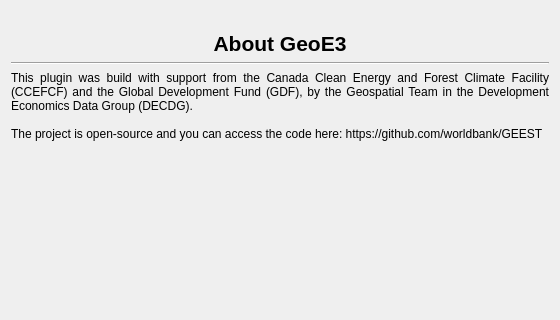
worldbank/GEEST, file geest/ui/credits_panel_base.ui: the form before one commit; both pictures show x 0 to 560 and y 0 to 320 of the 560 by 848 pixel window.
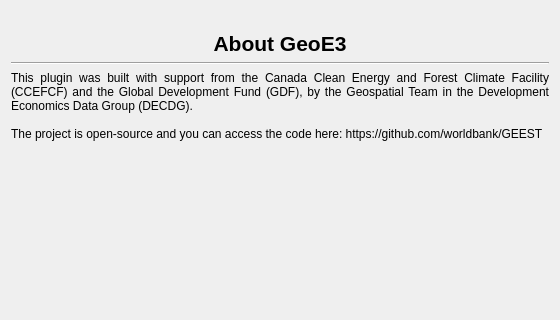
The form after the commit. Icons and pictures are not drawn.

Commit message: Check text changes Fixes #263

```diff
--- a/geest/ui/credits_panel_base.ui
+++ b/geest/ui/credits_panel_base.ui
@@ -197,7 +197,7 @@
           <string notr="true"/>
          </property>
          <property name="text">
-          <string>This plugin was build with support from the Canada Clean Energy and Forest Climate Facility (CCEFCF) and the Global Development Fund (GDF), by the Geospatial Team in the Development Economics Data Group (DECDG).
+           <string>This plugin was built with support from the Canada Clean Energy and Forest Climate Facility (CCEFCF) and the Global Development Fund (GDF), by the Geospatial Team in the Development Economics Data Group (DECDG).
 
 The project is open-source and you can access the code here: https://github.com/worldbank/GEEST</string>
          </property>
```
Lines whose indentation alone changed are shown as unchanged. The commit also changes 1 other file.
